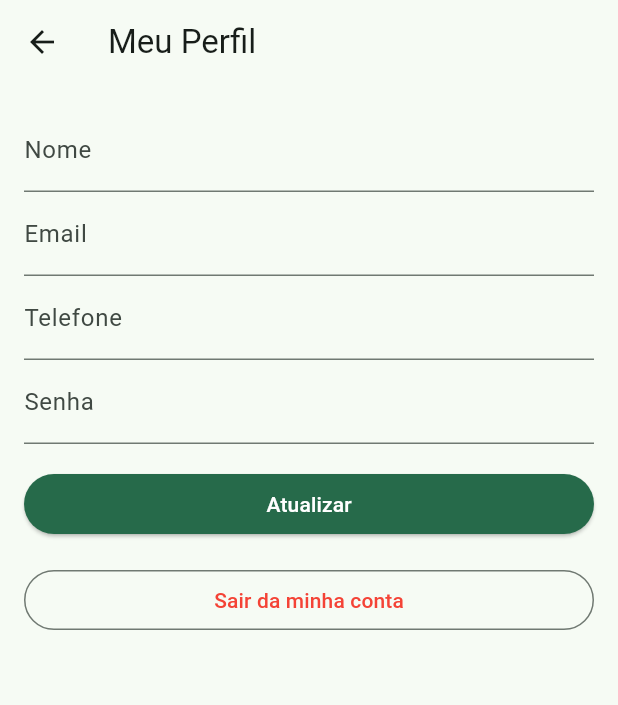
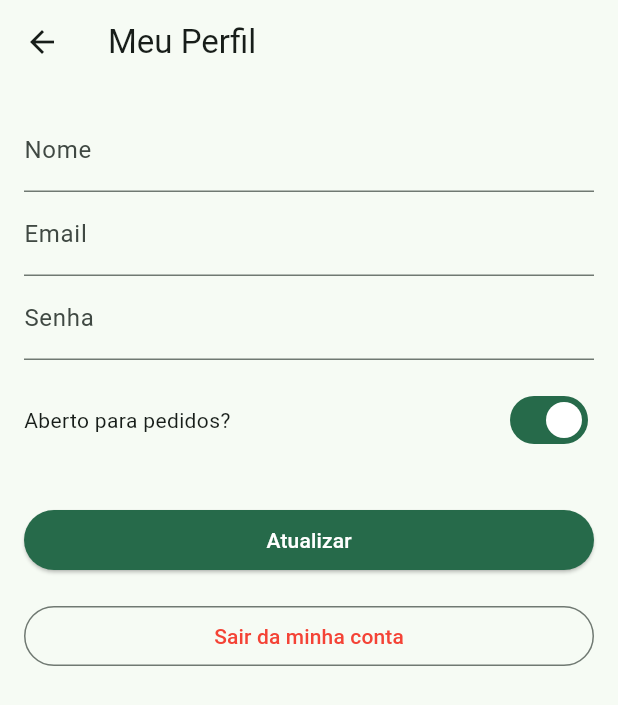
Before and after one commit to GnadtFernando/HortifrutiPraticoAppEstabelecimento, a Flutter app: the UserProfilePage screen opened directly, on a phone screen of 412 x 824 dp. Shown: the top 705 px of the screen. Run offline on Flutter 3.47's test engine with Material 2 defaults, Android fonts, the phone set to English and light mode, and no system bars; our stand-ins replace dio, file_picker, get, get_storage, transparent_image; accounts and stored records are empty; network calls fail.

Commit message:
Remoção de itens

```diff
--- a/lib/app/modules/dashboard/controller.dart
+++ b/lib/app/modules/dashboard/controller.dart
@@ -1,8 +1,7 @@
 import 'package:get/get.dart';
 
 class DashboardController extends GetxController {
-
-  var currentPageIndex = 0.obs;
+  var currentPageIndex = 2.obs;
 
   @override
   void onInit() {
--- a/lib/app/modules/dashboard/page.dart
+++ b/lib/app/modules/dashboard/page.dart
@@ -84,7 +84,7 @@ class DashboardPage extends GetResponsiveView<DashboardController> {
       children: [
         OrderListPage(),
         CategoryListPage(),
-        const UserProfilePage(),
+        UserProfilePage(),
       ],
     );
   }
--- a/lib/app/modules/user_profile/page.dart
+++ b/lib/app/modules/user_profile/page.dart
@@ -3,14 +3,30 @@ import 'package:app_painel_hortifruti_pratico/app/routes/routes.dart';
 import 'package:flutter/material.dart';
 import 'package:get/get.dart';
 
-class UserProfilePage extends GetView<UserProfileController> {
-  const UserProfilePage({super.key});
+class UserProfilePage extends GetResponsiveView<UserProfileController> {
+  UserProfilePage({super.key});
 
   @override
-  Widget build(BuildContext context) {
+  Widget builder() {
     return Scaffold(
       appBar: AppBar(title: const Text('Meu Perfil')),
-      body: Obx(() {
+      body: Column(
+        children: [
+          if (screen.isPhone) ...[
+            _buildForm(),
+          ] else ...[
+            Container(
+              constraints: const BoxConstraints(maxWidth: 800),
+              child: _buildForm(),
+            ),
+          ]
+        ],
+      ),
+    );
+  }
+
+  Obx _buildForm() {
+    return Obx(() {
       if (controller.loading.isTrue) {
         return const Center(
           child: CircularProgressIndicator(),
@@ -63,19 +79,6 @@ class UserProfilePage extends GetView<UserProfileController> {
                     },
                   ),
                   TextFormField(
-                      controller: controller.phoneController,
-                      decoration: const InputDecoration(
-                        labelText: 'Telefone',
-                      ),
-                      validator: (String? value) {
-                        if (value != null && value.isEmpty) {
-                          return 'Preencha o seu telefone para contato';
-                        }
-
-                        return null;
-                      },
-                    ),
-                    TextFormField(
                     controller: controller.passwordController,
                     decoration: const InputDecoration(
                       labelText: 'Senha',
@@ -90,6 +93,24 @@ class UserProfilePage extends GetView<UserProfileController> {
 
                       return null;
                     },
+                  ),
+                  Padding(
+                    padding: const EdgeInsets.symmetric(vertical: 16.0),
+                    child: Align(
+                      alignment: Alignment.center,
+                      child: Row(
+                        mainAxisAlignment: MainAxisAlignment.spaceBetween,
+                        children: [
+                          const Text('Aberto para pedidos?'),
+                          Switch(
+                            value: true,
+                            onChanged: (bool value) {
+                              value = !value;
+                            },
+                          ),
+                        ],
+                      ),
+                    ),
                   ),
                   Padding(
                     padding: const EdgeInsets.symmetric(vertical: 16.0),
@@ -122,7 +143,6 @@ class UserProfilePage extends GetView<UserProfileController> {
           ],
         ),
       );
-      }),
-    );
+    });
   }
 }
```
Also changed, not shown: lib/app/data/services/cart/service.dart (deleted, +0 -39 lines), lib/app/modules/store/binding.dart (deleted, +0 -14 lines), lib/app/modules/store/controller.dart (deleted, +0 -23 lines), lib/app/modules/store/page.dart (deleted, +0 -109 lines), lib/app/modules/store/repository.dart (deleted, +0 -12 lines), lib/app/widgets/store_status.dart (deleted, +0 -24 lines), lib/main.dart (+3 -10 lines). Lines whose indentation alone changed are shown as unchanged.
